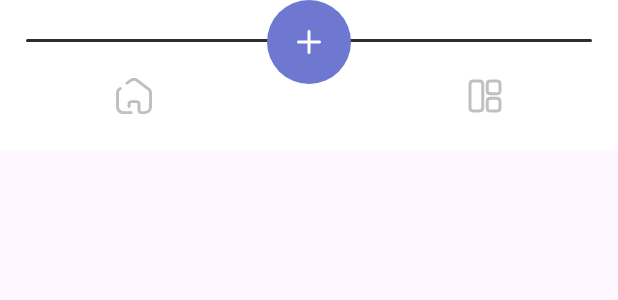
After one commit to Pineapple-Practice-Mira/Android-App, an Android app: the layout bottom_bar.xml on its own in the app's theme, with its tools: preview values and no code run, on a phone screen of 412 x 824 dp. The commit adds this screen. Shown: the top 300 px of the screen. Run offline under Robolectric (Android 15) with nearby library versions, the light colour scheme and no system bars.

Commit message:
- Custom Bottom Bar

```diff
--- /dev/null
+++ b/app/src/main/res/drawable/bottom_bar_button_exercises_state.xml
@@ -0,0 +1,5 @@
+<?xml version="1.0" encoding="utf-8"?>
+<selector xmlns:android="http://schemas.android.com/apk/res/android">
+    <item android:drawable="@drawable/bottom_bar_exercises_active" android:state_selected="true"/>
+    <item android:drawable="@drawable/bottom_bar_exercises_inactive" android:state_selected="false"/>
+</selector>
--- /dev/null
+++ b/app/src/main/res/drawable/bottom_bar_button_home_state.xml
@@ -0,0 +1,5 @@
+<?xml version="1.0" encoding="utf-8"?>
+<selector xmlns:android="http://schemas.android.com/apk/res/android">
+    <item android:drawable="@drawable/bottom_bar_home_active" android:state_selected="true"/>
+    <item android:drawable="@drawable/bottom_bar_home_inactive" android:state_selected="false"/>
+</selector>
--- /dev/null
+++ b/app/src/main/res/drawable/bottom_bar_check_in_button.xml
@@ -0,0 +1,12 @@
+<vector xmlns:android="http://schemas.android.com/apk/res/android"
+    android:width="56dp"
+    android:height="56dp"
+    android:viewportWidth="56"
+    android:viewportHeight="56">
+  <path
+      android:pathData="M28,0L28,0A28,28 0,0 1,56 28L56,28A28,28 0,0 1,28 56L28,56A28,28 0,0 1,0 28L0,28A28,28 0,0 1,28 0z"
+      android:fillColor="#6E78D1"/>
+  <path
+      android:pathData="M36,28C36,28.552 35.552,29 35,29H29V35C29,35.552 28.552,36 28,36C27.448,36 27,35.552 27,35V29H21C20.448,29 20,28.552 20,28C20,27.448 20.448,27 21,27H27V21C27,20.448 27.448,20 28,20C28.552,20 29,20.448 29,21V27H35C35.552,27 36,27.448 36,28Z"
+      android:fillColor="#ffffff"/>
+</vector>
--- /dev/null
+++ b/app/src/main/res/drawable/bottom_bar_exercises_active.xml
@@ -0,0 +1,27 @@
+<vector xmlns:android="http://schemas.android.com/apk/res/android"
+    android:width="40dp"
+    android:height="40dp"
+    android:viewportWidth="40"
+    android:viewportHeight="40">
+  <path
+      android:pathData="M18.5,27.9V12.1C18.5,10.6 17.86,10 16.27,10H12.23C10.64,10 10,10.6 10,12.1V27.9C10,29.4 10.64,30 12.23,30H16.27C17.86,30 18.5,29.4 18.5,27.9Z"
+      android:strokeLineJoin="round"
+      android:strokeWidth="2"
+      android:strokeColor="@color/dark"
+      android:strokeLineCap="round"/>
+
+  <path
+      android:pathData="M30,16.52V11.98C30,10.57 29.36,10 27.77,10H23.73C22.14,10 21.5,10.57 21.5,11.98V16.51C21.5,17.93 22.14,18.49 23.73,18.49H27.77C29.36,18.5 30,17.93 30,16.52Z"
+      android:strokeLineJoin="round"
+      android:strokeWidth="2"
+      android:strokeColor="@color/dark"
+      android:strokeLineCap="round"/>
+
+  <path
+      android:pathData="M30,27.77V23.73C30,22.14 29.36,21.5 27.77,21.5H23.73C22.14,21.5 21.5,22.14 21.5,23.73V27.77C21.5,29.36 22.14,30 23.73,30H27.77C29.36,30 30,29.36 30,27.77Z"
+      android:strokeLineJoin="round"
+      android:strokeWidth="2"
+      android:strokeColor="@color/dark"
+      android:strokeLineCap="round"/>
+
+</vector>
--- /dev/null
+++ b/app/src/main/res/drawable/bottom_bar_exercises_inactive.xml
@@ -0,0 +1,27 @@
+<vector xmlns:android="http://schemas.android.com/apk/res/android"
+    android:width="40dp"
+    android:height="40dp"
+    android:viewportWidth="40"
+    android:viewportHeight="40">
+  <path
+      android:pathData="M18.5,27.9V12.1C18.5,10.6 17.86,10 16.27,10H12.23C10.64,10 10,10.6 10,12.1V27.9C10,29.4 10.64,30 12.23,30H16.27C17.86,30 18.5,29.4 18.5,27.9Z"
+      android:strokeLineJoin="round"
+      android:strokeWidth="2"
+      android:strokeColor="@color/dark_alpha_30"
+      android:strokeLineCap="round"/>
+
+  <path
+      android:pathData="M30,16.52V11.98C30,10.57 29.36,10 27.77,10H23.73C22.14,10 21.5,10.57 21.5,11.98V16.51C21.5,17.93 22.14,18.49 23.73,18.49H27.77C29.36,18.5 30,17.93 30,16.52Z"
+      android:strokeLineJoin="round"
+      android:strokeWidth="2"
+      android:strokeColor="@color/dark_alpha_30"
+      android:strokeLineCap="round"/>
+
+  <path
+      android:pathData="M30,27.77V23.73C30,22.14 29.36,21.5 27.77,21.5H23.73C22.14,21.5 21.5,22.14 21.5,23.73V27.77C21.5,29.36 22.14,30 23.73,30H27.77C29.36,30 30,29.36 30,27.77Z"
+      android:strokeLineJoin="round"
+      android:strokeWidth="2"
+      android:strokeColor="@color/dark_alpha_30"
+      android:strokeLineCap="round"/>
+
+</vector>
--- /dev/null
+++ b/app/src/main/res/drawable/bottom_bar_home_active.xml
@@ -0,0 +1,15 @@
+<vector xmlns:android="http://schemas.android.com/apk/res/android"
+    xmlns:toos="http://schemas.android.com/tools"
+    android:width="40dp"
+    android:height="40dp"
+    android:viewportWidth="40"
+    android:viewportHeight="40">
+  <path
+      android:pathData="M18.118,30.085H13.009C11.353,30.08 10.011,28.813 9.999,27.245V17.62C10.002,17.095 10.25,16.598 10.677,16.263L11.576,15.632C11.905,15.3 11.938,14.795 11.656,14.427C11.373,14.059 10.855,13.934 10.421,14.128L9.499,14.78C8.569,15.461 8.018,16.507 8,17.62V27.256C8.006,29.873 10.245,31.994 13.009,32H18.118C18.67,32 19.117,31.576 19.117,31.053C19.117,30.53 18.67,30.106 18.118,30.106V30.085Z"
+      android:fillColor="#2D2D2D"/>
+  <path
+      android:pathData="M31.999,17.599C31.988,16.494 31.454,15.452 30.544,14.759L22.87,8.963C21.184,7.679 18.781,7.679 17.095,8.963L14.663,10.635C14.206,10.946 14.101,11.549 14.43,11.982C14.758,12.415 15.394,12.514 15.851,12.203L18.317,10.457C19.284,9.702 20.681,9.702 21.649,10.457L29.323,16.253C29.764,16.584 30.025,17.087 30.034,17.62V27.256C30.034,28.824 28.691,30.096 27.035,30.096H24.758C24.525,30.096 24.336,29.917 24.336,29.696V25.352C24.336,23.968 23.154,22.844 21.693,22.838H18.361C17.657,22.838 16.982,23.103 16.484,23.574C15.986,24.046 15.707,24.685 15.707,25.352V27.014C15.707,27.537 16.154,27.961 16.706,27.961C17.258,27.961 17.706,27.537 17.706,27.014V25.352C17.703,25.188 17.769,25.03 17.891,24.914C18.012,24.797 18.177,24.731 18.35,24.731H21.682C22.038,24.731 22.326,25.004 22.326,25.341V29.696C22.332,30.965 23.419,31.99 24.758,31.99H26.979C29.746,31.99 31.988,29.865 31.988,27.245L31.999,17.599Z"
+      android:fillColor="#2D2D2D"
+      toos:ignore ="VectorPath"/>
+
+</vector>
--- /dev/null
+++ b/app/src/main/res/drawable/bottom_bar_home_inactive.xml
@@ -0,0 +1,16 @@
+<vector xmlns:android="http://schemas.android.com/apk/res/android"
+    xmlns:toos="http://schemas.android.com/tools"
+    android:width="40dp"
+    android:height="40dp"
+    android:viewportWidth="40"
+    android:viewportHeight="40">
+  <path
+      android:pathData="M18.118,30.085H13.009C11.353,30.08 10.011,28.813 9.999,27.245V17.62C10.002,17.095 10.25,16.598 10.677,16.263L11.576,15.632C11.905,15.3 11.938,14.795 11.656,14.427C11.373,14.059 10.855,13.934 10.421,14.128L9.499,14.78C8.569,15.461 8.018,16.507 8,17.62V27.256C8.006,29.873 10.245,31.994 13.009,32H18.118C18.67,32 19.117,31.576 19.117,31.053C19.117,30.53 18.67,30.106 18.118,30.106V30.085Z"
+      android:fillColor="@color/dark_alpha_30"/>
+
+  <path
+      android:pathData="M31.999,17.599C31.988,16.494 31.454,15.452 30.544,14.759L22.87,8.963C21.184,7.679 18.781,7.679 17.095,8.963L14.663,10.635C14.206,10.946 14.101,11.549 14.43,11.982C14.758,12.415 15.394,12.514 15.851,12.203L18.317,10.457C19.284,9.702 20.681,9.702 21.649,10.457L29.323,16.253C29.764,16.584 30.025,17.087 30.034,17.62V27.256C30.034,28.824 28.691,30.096 27.035,30.096H24.758C24.525,30.096 24.336,29.917 24.336,29.696V25.352C24.336,23.968 23.154,22.844 21.693,22.838H18.361C17.657,22.838 16.982,23.103 16.484,23.574C15.986,24.046 15.707,24.685 15.707,25.352V27.014C15.707,27.537 16.154,27.961 16.706,27.961C17.258,27.961 17.706,27.537 17.706,27.014V25.352C17.703,25.188 17.769,25.03 17.891,24.914C18.012,24.797 18.177,24.731 18.35,24.731H21.682C22.038,24.731 22.326,25.004 22.326,25.341V29.696C22.332,30.965 23.419,31.99 24.758,31.99H26.979C29.746,31.99 31.988,29.865 31.988,27.245L31.999,17.599Z"
+      android:fillColor="@color/dark_alpha_30"
+      toos:ignore ="VectorPath"/>
+
+</vector>
--- /dev/null
+++ b/app/src/main/res/drawable/bottom_bar_line.xml
@@ -0,0 +1,10 @@
+<?xml version="1.0" encoding="utf-8"?>
+<selector xmlns:android="http://schemas.android.com/apk/res/android">
+    <item>
+        <shape>
+            <stroke android:color="@color/dark"/>
+            <corners android:radius="25dp"/>
+            <solid android:color="@color/dark"/>
+        </shape>
+    </item>
+</selector>
--- /dev/null
+++ b/app/src/main/res/layout/bottom_bar.xml
@@ -0,0 +1,53 @@
+<?xml version="1.0" encoding="utf-8"?>
+<androidx.constraintlayout.widget.ConstraintLayout xmlns:android="http://schemas.android.com/apk/res/android"
+    android:layout_width="match_parent"
+    android:layout_height="100dp"
+    xmlns:app="http://schemas.android.com/apk/res-auto"
+    android:background="@color/white">
+
+    <View
+        android:id="@+id/line"
+        android:layout_width="match_parent"
+        android:layout_height="2dp"
+        android:background="@drawable/bottom_bar_line"
+        android:layout_marginBottom="72dp"
+        android:layout_marginStart="17dp"
+        android:layout_marginEnd="17dp"
+        app:layout_constraintStart_toStartOf="parent"
+        app:layout_constraintEnd_toEndOf="parent"
+        app:layout_constraintBottom_toBottomOf="parent"/>
+
+    <ImageView
+        android:id="@+id/home"
+        android:layout_width="40dp"
+        android:layout_height="40dp"
+        android:src="@drawable/bottom_bar_button_home_state"
+        app:layout_constraintTop_toBottomOf="@id/line"
+        app:layout_constraintStart_toStartOf="parent"
+        app:layout_constraintEnd_toStartOf="@id/btnCheckIn"
+        app:layout_constraintBottom_toBottomOf="parent"
+        android:contentDescription="@string/stub" />
+
+    <ImageView
+        android:id="@+id/exercisesList"
+        android:layout_width="40dp"
+        android:layout_height="40dp"
+        android:src="@drawable/bottom_bar_button_exercises_state"
+        app:layout_constraintTop_toBottomOf="@id/line"
+        app:layout_constraintStart_toEndOf="@id/btnCheckIn"
+        app:layout_constraintEnd_toEndOf="parent"
+        app:layout_constraintBottom_toBottomOf="parent"
+        android:contentDescription="@string/stub"/>
+
+    <ImageView
+        android:id="@+id/btnCheckIn"
+        android:layout_width="56dp"
+        android:layout_height="56dp"
+        android:src="@drawable/bottom_bar_check_in_button"
+        app:layout_constraintTop_toTopOf="parent"
+        app:layout_constraintStart_toStartOf="parent"
+        app:layout_constraintEnd_toEndOf="parent"
+        android:contentDescription="@string/stub"/>
+
+
+</androidx.constraintlayout.widget.ConstraintLayout>
--- a/app/src/main/res/values/colors.xml
+++ b/app/src/main/res/values/colors.xml
@@ -9,4 +9,5 @@
     <color name="black">#2D2D2D</color>
     <color name="white">#FFFFFFFF</color>
     <color name="dark">#2D2D2D</color>
+    <color name="dark_alpha_30">#4D2D2D2D</color>
 </resources>
```
Also changed, not shown: app/src/main/java/site/pnpl/mira/ui/customview/BottomBar.kt (added, +70 -0 lines), app/src/main/java/site/pnpl/mira/ui/main/fragments/ExercisesListFragment.kt (+25 -8 lines), app/src/main/java/site/pnpl/mira/ui/main/fragments/HomeFragment.kt (+34 -7 lines), app/src/main/res/layout/fragment_exercises_list.xml (+29 -19 lines), app/src/main/res/layout/fragment_home.xml (+37 -25 lines).
